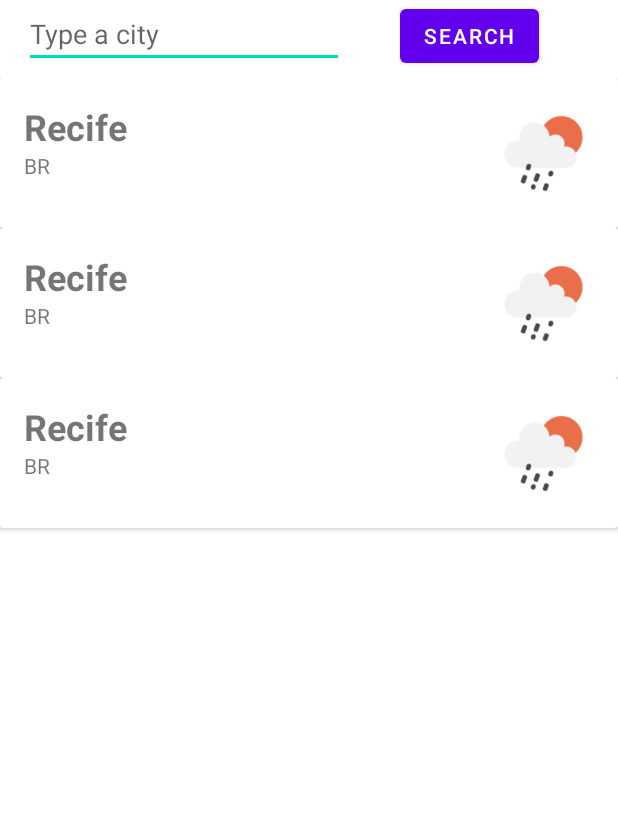
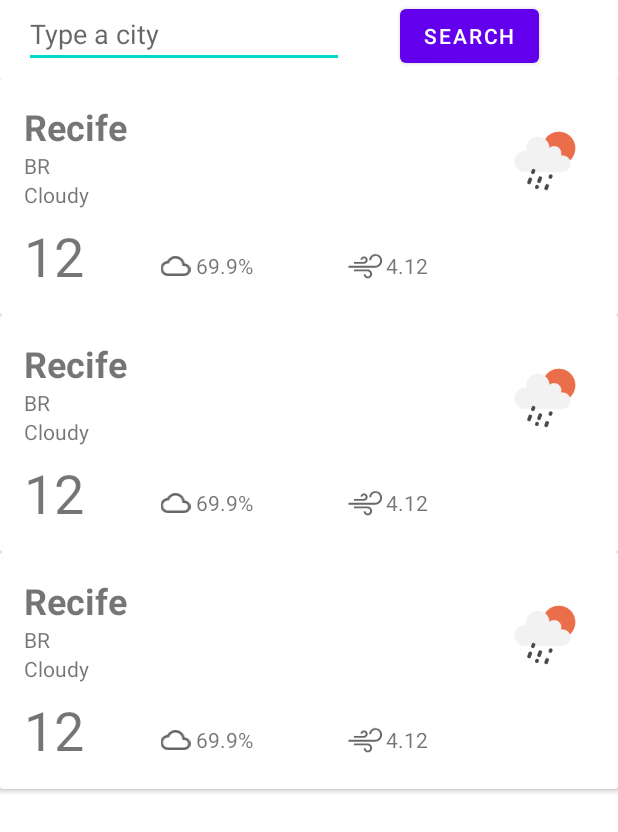
Before and after one commit to arllain/android-my-weather, an Android app: the layout fragment_search.xml on its own in the app's theme, with its tools: preview values and no code run, on a phone screen of 412 x 824 dp. Shown: the top 832 px of the screen. Run offline under Robolectric (Android 15) with nearby library versions, the phone set to English and light mode, and no system bars.

Commit message:
Layout do SearchFragment

```diff
--- a/app/src/main/java/br/com/arllain/myweather/data/remote/RetrofitManager.kt
+++ b/app/src/main/java/br/com/arllain/myweather/data/remote/RetrofitManager.kt
@@ -10,6 +10,6 @@ object RetrofitManager {
         .addConverterFactory(GsonConverterFactory.create())
         .build()
 
-    fun getOpenWeatherService() = instance.create(OpenWeatherService::class.java)
+    fun getOpenWeatherService(): OpenWeatherService? = instance.create(OpenWeatherService::class.java)
 
 }
--- a/app/src/main/java/br/com/arllain/myweather/data/remote/model/FindResult.kt
+++ b/app/src/main/java/br/com/arllain/myweather/data/remote/model/FindResult.kt
@@ -8,8 +8,7 @@ data class FindResult(
     @SerializedName("message")
     var message: String,
     @SerializedName("list")
-    var cities: List<City>
-
+    var cities: List<City>,
 )
 
 
@@ -21,9 +20,11 @@ data class City(
     @SerializedName("sys")
     var country: Country,
     @SerializedName("weather")
-    var weathers: List<Weather>
-
-
+    var weathers: List<Weather>,
+    @SerializedName("main")
+    var temperature: Temperature,
+    @SerializedName("wind")
+    var wind: Wind
 )
 
 data class Country(
@@ -39,3 +40,23 @@ data class Weather(
     @SerializedName("icon")
     var icon: String
 )
+
+data class  Temperature (
+    @SerializedName("temp")
+    var temp: Double,
+    @SerializedName("feels_like")
+    var feelsLike : Double,
+    @SerializedName("temp_min")
+    var temp_min: Double,
+    @SerializedName("temp_max")
+    var temp_max: Double,
+    @SerializedName("pressure")
+    var pressure: Double,
+    @SerializedName("humidity")
+    var humidity: Double
+)
+
+data class  Wind (
+   @SerializedName("wind")
+   var speed: Double,
+)
--- a/app/src/main/java/br/com/arllain/myweather/ui/main/search/SearchAdapter.kt
+++ b/app/src/main/java/br/com/arllain/myweather/ui/main/search/SearchAdapter.kt
@@ -33,6 +33,10 @@ class SearchAdapter: ListAdapter<City,SearchAdapter.ViewHolder>(SearchDiff()) {
             binding.apply {
                 tvCityName.text = city.name
                 tvCountry.text = city.country.name
+                tvWeatherDescription.text = city.weathers[0].description
+                tvTemperature.text = city.temperature.temp.toString()
+                tvHumidity.text = city.temperature.humidity.toString().plus(" %")
+                tvWind.text = city.wind.speed.toString()
                 imgWeather.load(imageUrl) {
                     crossfade(true)
                     placeholder(R.drawable.ic_weather_placeholder)
--- a/app/src/main/java/br/com/arllain/myweather/ui/main/search/SearchFragment.kt
+++ b/app/src/main/java/br/com/arllain/myweather/ui/main/search/SearchFragment.kt
@@ -48,14 +48,14 @@ class SearchFragment: Fragment() {
         val apiKey = ReadFile.readSafeFile(file, requireContext())
 
         if (requireContext().isInternetAvailable()){
-            val call = RetrofitManager.getOpenWeatherService().findCity(
+            val call = RetrofitManager.getOpenWeatherService()?.findCity(
                 binding.edtSearch.text.toString(),
                 "metric",
                 "pt",
                 apiKey
             )
 
-            call.enqueue(object : Callback<FindResult> {
+            call?.enqueue(object : Callback<FindResult> {
                 override fun onResponse(call: Call<FindResult>, response: Response<FindResult>) {
                     if (response.isSuccessful) {
                         searchAdapter.submitList(response.body()?.cities)
--- /dev/null
+++ b/app/src/main/res/drawable/ic_cloud_queue.xml
@@ -0,0 +1,10 @@
+<vector xmlns:android="http://schemas.android.com/apk/res/android"
+    android:width="24dp"
+    android:height="24dp"
+    android:viewportWidth="24"
+    android:viewportHeight="24"
+    android:tint="?attr/colorControlNormal">
+  <path
+      android:fillColor="@android:color/white"
+      android:pathData="M19.35,10.04C18.67,6.59 15.64,4 12,4 9.11,4 6.6,5.64 5.35,8.04 2.34,8.36 0,10.91 0,14c0,3.31 2.69,6 6,6h13c2.76,0 5,-2.24 5,-5 0,-2.64 -2.05,-4.78 -4.65,-4.96zM19,18H6c-2.21,0 -4,-1.79 -4,-4s1.79,-4 4,-4h0.71C7.37,7.69 9.48,6 12,6c3.04,0 5.5,2.46 5.5,5.5v0.5H19c1.66,0 3,1.34 3,3s-1.34,3 -3,3z"/>
+</vector>
--- /dev/null
+++ b/app/src/main/res/drawable/ic_wind.xml
@@ -0,0 +1,24 @@
+<vector xmlns:android="http://schemas.android.com/apk/res/android"
+    android:width="21dp"
+    android:height="16dp"
+    android:viewportWidth="21"
+    android:viewportHeight="16"
+    android:tint="?attr/colorControlNormal">
+  <group>
+    <clip-path
+        android:pathData="M-205,-230L170,-230L170,437L-205,437Z"/>
+    <group>
+      <clip-path
+          android:pathData="M-205,-230L170,-230L170,437L-205,437L-205,-230Z"/>
+      <path
+          android:pathData="M11.67,10.12L3.56,10.12L3.56,11.3L11.67,11.3C12.58,11.3 13.32,12.03 13.32,12.94C13.32,13.75 12.66,14.4 11.85,14.4C11.14,14.4 10.56,13.82 10.56,13.11L9.38,13.11C9.38,14.47 10.49,15.58 11.85,15.58C13.31,15.58 14.5,14.4 14.5,12.94C14.5,11.38 13.23,10.12 11.67,10.12Z"
+          android:fillColor="@android:color/white"/>
+      <path
+          android:pathData="M16.45,0.7C14.4,0.7 12.73,2.37 12.73,4.42L13.91,4.42C13.91,3.02 15.05,1.88 16.45,1.88C18.01,1.88 19.27,3.14 19.27,4.7C19.27,6.42 17.87,7.82 16.15,7.82L0.31,7.82L0.31,9L16.15,9C18.52,9 20.45,7.07 20.45,4.7C20.45,2.49 18.66,0.7 16.45,0.7Z"
+          android:fillColor="@android:color/white"/>
+      <path
+          android:pathData="M9.59,2.1C8.44,2.1 7.5,3.04 7.5,4.19L8.68,4.19C8.68,3.69 9.09,3.28 9.59,3.28C10.17,3.28 10.64,3.75 10.64,4.33C10.64,4.98 10.1,5.51 9.45,5.51L3.56,5.51L3.56,6.69L9.45,6.69C10.75,6.69 11.82,5.63 11.82,4.33C11.82,3.1 10.82,2.1 9.59,2.1Z"
+          android:fillColor="@android:color/white"/>
+    </group>
+  </group>
+</vector>
--- a/app/src/main/res/layout/item_city.xml
+++ b/app/src/main/res/layout/item_city.xml
@@ -25,11 +25,12 @@
 
         <ImageView
             android:id="@+id/imgWeather"
-            android:layout_width="100dp"
-            android:layout_height="100dp"
-            app:layout_constraintBottom_toBottomOf="parent"
+            android:layout_width="98dp"
+            android:layout_height="78dp"
+            android:contentDescription="@string/weather_image"
+            app:layout_constraintBottom_toTopOf="@+id/tvTemperature"
             app:layout_constraintEnd_toEndOf="parent"
-            app:layout_constraintTop_toTopOf="parent"
+            app:layout_constraintTop_toTopOf="@+id/tvCityName"
             app:srcCompat="@drawable/ic_weather_placeholder" />
 
         <TextView
@@ -37,10 +38,73 @@
             android:layout_width="wrap_content"
             android:layout_height="0dp"
             android:layout_marginStart="16dp"
-            app:layout_constraintBottom_toBottomOf="parent"
             app:layout_constraintStart_toStartOf="parent"
             app:layout_constraintTop_toBottomOf="@+id/tvCityName"
             tools:text="BR" />
+
+        <TextView
+            android:id="@+id/tvWeatherDescription"
+            android:layout_width="wrap_content"
+            android:layout_height="0dp"
+            android:layout_marginStart="16dp"
+            app:layout_constraintStart_toStartOf="parent"
+            app:layout_constraintTop_toBottomOf="@+id/tvCountry"
+            tools:layout_editor_absoluteX="16dp"
+            tools:text="Cloudy" />
+
+        <TextView
+            android:id="@+id/tvTemperature"
+            android:layout_width="45dp"
+            android:layout_height="41dp"
+            android:layout_marginStart="16dp"
+            android:layout_marginBottom="16dp"
+            android:textSize="36sp"
+            app:layout_constraintBottom_toBottomOf="parent"
+            app:layout_constraintStart_toStartOf="parent"
+            app:layout_constraintTop_toBottomOf="@+id/tvWeatherDescription"
+            tools:text="12" />
+
+
+        <ImageView
+            android:id="@+id/imgCloudy"
+            android:layout_width="23dp"
+            android:layout_height="20dp"
+            android:layout_marginStart="44dp"
+            android:contentDescription="@string/weather_image"
+            app:layout_constraintBottom_toBottomOf="@+id/tvTemperature"
+            app:layout_constraintStart_toEndOf="@+id/tvTemperature"
+            app:srcCompat="@drawable/ic_cloud_queue" />
+
+        <TextView
+            android:id="@+id/tvHumidity"
+            android:layout_width="45dp"
+            android:layout_height="20dp"
+            android:layout_marginStart="2dp"
+            android:textAlignment="viewStart"
+            app:layout_constraintBottom_toBottomOf="@+id/imgCloudy"
+            app:layout_constraintStart_toEndOf="@+id/imgCloudy"
+            app:layout_constraintTop_toTopOf="@+id/imgCloudy"
+            app:layout_constraintVertical_bias="0.0"
+            tools:text="69.9%" />
+
+        <ImageView
+            android:id="@+id/imgWind"
+            android:layout_width="23dp"
+            android:layout_height="20dp"
+            android:layout_marginStart="56dp"
+            android:contentDescription="@string/weather_image"
+            app:layout_constraintBottom_toBottomOf="@+id/tvHumidity"
+            app:layout_constraintStart_toEndOf="@+id/tvHumidity"
+            app:srcCompat="@drawable/ic_wind" />
+
+        <TextView
+            android:id="@+id/tvWind"
+            android:layout_width="45dp"
+            android:layout_height="20dp"
+            android:layout_marginStart="2dp"
+            app:layout_constraintBottom_toBottomOf="@+id/imgWind"
+            app:layout_constraintStart_toEndOf="@+id/imgWind"
+            tools:text="4.12" />
 
 
     </androidx.constraintlayout.widget.ConstraintLayout>
--- a/app/src/main/res/values/strings.xml
+++ b/app/src/main/res/values/strings.xml
@@ -17,5 +17,6 @@
     <string name="offline_mode_off">The app requires a network connection to get data</string>
     <string name="api_key">API Key</string>
     <string name="ok">OK</string>
+    <string name="weather_image">weather image</string>
 
 </resources>
```
